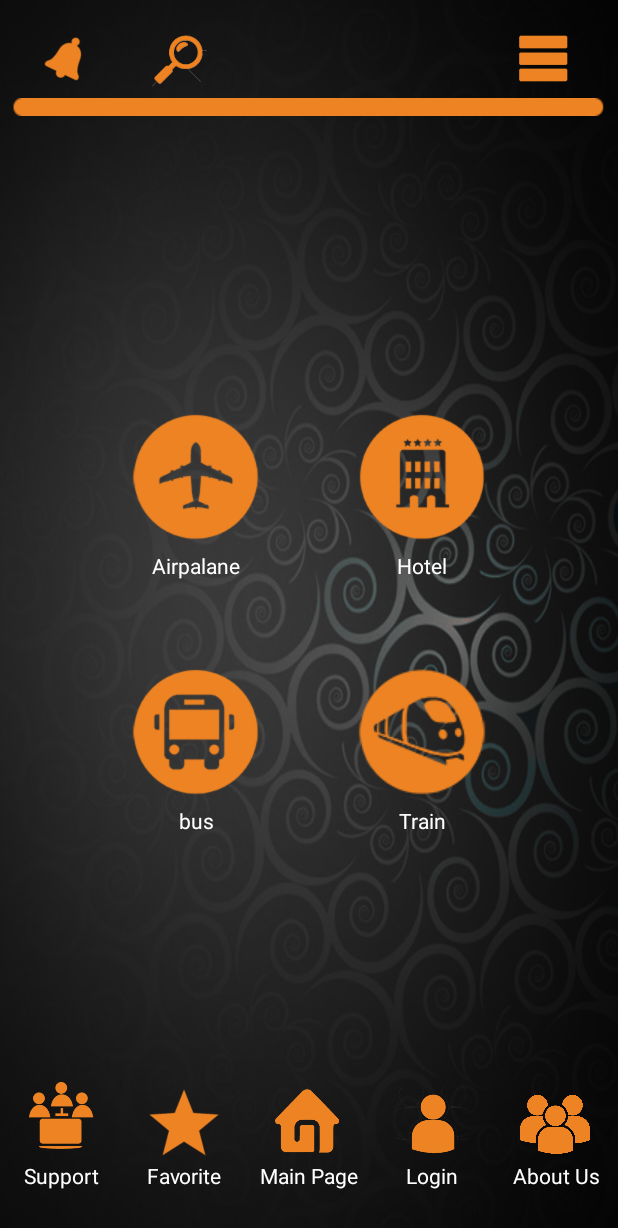
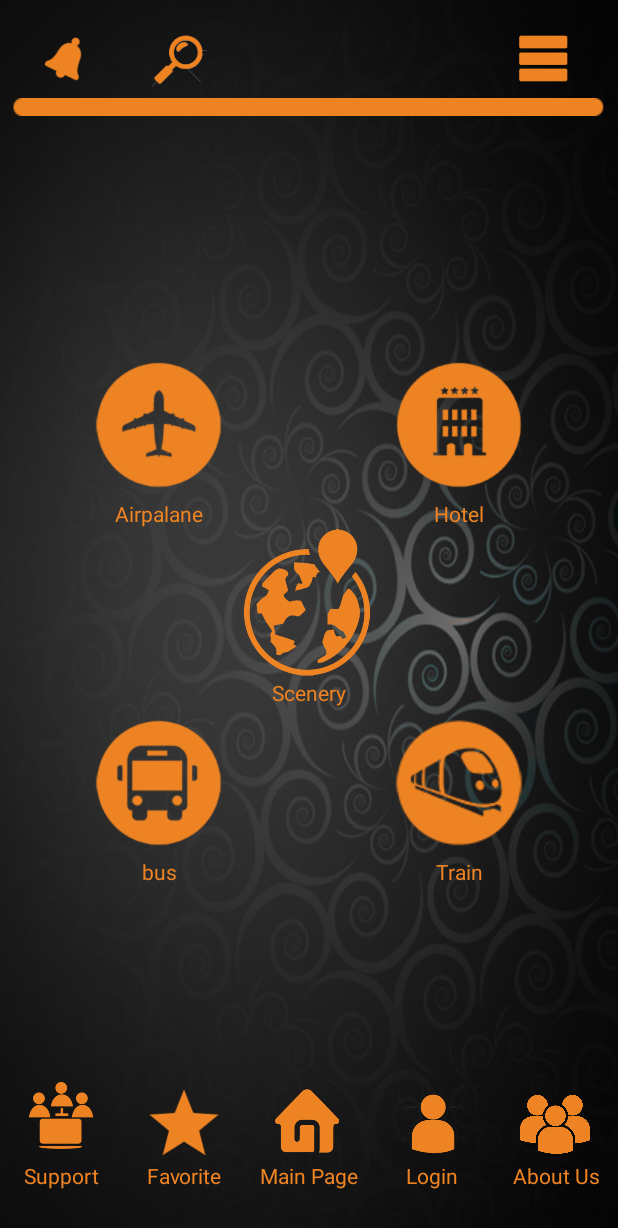
Before and after one commit to morteza-mousavi/TourismApplication, an Android app: the screen it shows after launch (MainActivity), on a phone screen of 412 x 824 dp. Shown: the top 1228 px of the screen. Run offline under Robolectric (Android 15) with nearby library versions, the phone set to English and light mode, and no system bars.

Commit message:
akharin taghirat

```diff
--- a/app/build.gradle
+++ b/app/build.gradle
@@ -25,5 +25,6 @@ dependencies {
         exclude group: 'com.android.support', module: 'support-annotations'
     })
     compile 'com.android.support:appcompat-v7:24.2.1'
+    compile 'com.android.support:design:24.2.1'
     testCompile 'junit:junit:4.12'
 }
--- a/app/src/main/res/layout/activity_main.xml
+++ b/app/src/main/res/layout/activity_main.xml
@@ -47,4 +47,7 @@ android:background="@mipmap/background"
         android:layout_below="@id/header"/>
 
 
+
+
+
 </RelativeLayout>
--- a/app/src/main/res/layout/menu.xml
+++ b/app/src/main/res/layout/menu.xml
@@ -12,7 +12,6 @@
 
 
         <LinearLayout
-            android:layout_margin="25dp"
             android:orientation="vertical"
             android:layout_width="wrap_content"
             android:layout_height="wrap_content">
@@ -35,7 +34,30 @@
 
 
         <LinearLayout
-            android:layout_margin="25dp"
+            android:orientation="vertical"
+            android:layout_width="wrap_content"
+            android:layout_height="wrap_content">
+
+
+
+            <Button
+                android:layout_gravity="center"
+                android:layout_width="100dp"
+                android:layout_height="100dp"
+                android:background="#00FFFFFF" />
+
+            <TextView
+                android:layout_width="match_parent"
+                android:layout_height="match_parent"
+                android:gravity="center"
+                android:text="@string/Menu_Train"
+                android:textColor="#00FFFFFF" />
+
+
+
+        </LinearLayout>
+
+        <LinearLayout
             android:orientation="vertical"
             android:layout_width="wrap_content"
             android:layout_height="wrap_content">
@@ -54,7 +76,12 @@
                 android:gravity="center"
                 android:text="@string/Menu_bus"
                 android:textColor="@color/colorText" />
+
+
+
         </LinearLayout>
+
+
 
     </LinearLayout>
 
@@ -66,7 +93,84 @@
 
 
         <LinearLayout
-            android:layout_margin="25dp"
+            android:orientation="vertical"
+            android:layout_width="wrap_content"
+            android:layout_height="wrap_content">
+
+
+
+            <Button
+                android:layout_gravity="center"
+                android:layout_width="100dp"
+                android:layout_height="100dp"
+                android:background="#00FFFFFF" />
+
+            <TextView
+                android:layout_width="match_parent"
+                android:layout_height="match_parent"
+                android:gravity="center"
+                android:text="@string/Menu_Train"
+                android:textColor="#00FFFFFF" />
+        </LinearLayout>
+
+
+
+
+
+        <LinearLayout
+            android:orientation="vertical"
+            android:layout_width="wrap_content"
+            android:layout_height="wrap_content">
+
+
+
+            <Button
+                android:layout_gravity="center"
+                android:layout_width="100dp"
+                android:layout_height="100dp"
+                android:background="@drawable/tourism" />
+
+            <TextView
+                android:layout_width="match_parent"
+                android:layout_height="match_parent"
+                android:gravity="center"
+                android:text="@string/Menu_Scenery"
+                android:textColor="@color/colorText" />
+        </LinearLayout>
+
+
+        <LinearLayout
+            android:orientation="vertical"
+            android:layout_width="wrap_content"
+            android:layout_height="wrap_content">
+
+
+
+            <Button
+                android:layout_gravity="center"
+                android:layout_width="100dp"
+                android:layout_height="100dp"
+                android:background="#00FFFFFF" />
+
+            <TextView
+                android:layout_width="match_parent"
+                android:layout_height="match_parent"
+                android:gravity="center"
+                android:text="@string/Menu_Train"
+                android:textColor="#00FFFFFF" />
+        </LinearLayout>
+
+
+    </LinearLayout>
+
+
+    <LinearLayout
+        android:orientation="vertical"
+        android:layout_width="wrap_content"
+        android:layout_height="wrap_content">
+
+
+        <LinearLayout
             android:orientation="vertical"
             android:layout_width="wrap_content"
             android:layout_height="wrap_content">
@@ -88,8 +192,32 @@
         </LinearLayout>
 
 
+
+
+
         <LinearLayout
-            android:layout_margin="25dp"
+            android:orientation="vertical"
+            android:layout_width="wrap_content"
+            android:layout_height="wrap_content">
+
+
+
+            <Button
+                android:layout_gravity="center"
+                android:layout_width="100dp"
+                android:layout_height="100dp"
+                android:background="#00FFFFFF" />
+
+            <TextView
+                android:layout_width="match_parent"
+                android:layout_height="match_parent"
+                android:gravity="center"
+                android:text="@string/Menu_Train"
+                android:textColor="#00FFFFFF" />
+        </LinearLayout>
+
+
+        <LinearLayout
             android:orientation="vertical"
             android:layout_width="wrap_content"
             android:layout_height="wrap_content">
@@ -110,6 +238,7 @@
                 android:textColor="@color/colorText" />
         </LinearLayout>
 
+
     </LinearLayout>
 
 </LinearLayout>
--- /dev/null
+++ b/app/src/main/res/values-v21/styles.xml
@@ -0,0 +1 @@
+<resources></resources>
--- a/app/src/main/res/values/colors.xml
+++ b/app/src/main/res/values/colors.xml
@@ -3,6 +3,6 @@
     <color name="colorPrimary">#ded35a</color>
     <color name="colorPrimaryDark">#ed8323</color>
     <color name="colorAccent">#FF4081</color>
-    <color name="colorText">#FFF</color>
+    <color name="colorText">#ed8323</color>
 
 </resources>
--- a/app/src/main/res/values/dimens.xml
+++ b/app/src/main/res/values/dimens.xml
@@ -2,4 +2,8 @@
     <!-- Default screen margins, per the Android Design guidelines. -->
     <dimen name="activity_horizontal_margin">16dp</dimen>
     <dimen name="activity_vertical_margin">16dp</dimen>
+    <!-- Default screen margins, per the Android Design guidelines. -->
+    <dimen name="nav_header_vertical_spacing">16dp</dimen>
+    <dimen name="nav_header_height">160dp</dimen>
+    <dimen name="fab_margin">16dp</dimen>
 </resources>
--- /dev/null
+++ b/app/src/main/res/values/drawables.xml
@@ -0,0 +1,8 @@
+<resources xmlns:android="http://schemas.android.com/apk/res/android">
+    <item name="ic_menu_camera" type="drawable">@android:drawable/ic_menu_camera</item>
+    <item name="ic_menu_gallery" type="drawable">@android:drawable/ic_menu_gallery</item>
+    <item name="ic_menu_slideshow" type="drawable">@android:drawable/ic_menu_slideshow</item>
+    <item name="ic_menu_manage" type="drawable">@android:drawable/ic_menu_manage</item>
+    <item name="ic_menu_share" type="drawable">@android:drawable/ic_menu_share</item>
+    <item name="ic_menu_send" type="drawable">@android:drawable/ic_menu_send</item>
+</resources>
--- a/app/src/main/res/values/strings.xml
+++ b/app/src/main/res/values/strings.xml
@@ -10,4 +10,11 @@
     <string name="Menu_Airpalane">Airpalane</string>
     <string name="Menu_bus">bus</string>
     <string name="Menu_Train">Train</string>
+    <string name="Menu_Scenery">Scenery</string>
+    <string name="title_activity_side_menu">side_menu</string>
+
+    <string name="navigation_drawer_open">Open navigation drawer</string>
+    <string name="navigation_drawer_close">Close navigation drawer</string>
+
+    <string name="action_settings">Settings</string>
 </resources>
--- a/app/src/main/res/values/styles.xml
+++ b/app/src/main/res/values/styles.xml
@@ -8,5 +8,9 @@
         <item name="colorAccent">@color/colorAccent</item>
     </style>
 
+    <style name="AppTheme.AppBarOverlay" parent="ThemeOverlay.AppCompat.Dark.ActionBar" />
+
+    <style name="AppTheme.PopupOverlay" parent="ThemeOverlay.AppCompat.Light" />
+
 
 </resources>
```
Also changed, not shown: app/src/main/AndroidManifest.xml (+8 -6 lines), app/src/main/java/ir/reserveiran/mobile/tourismapplication/MainActivity.java (+7 -2 lines), app/src/main/res/drawable/tourism.png (added).
